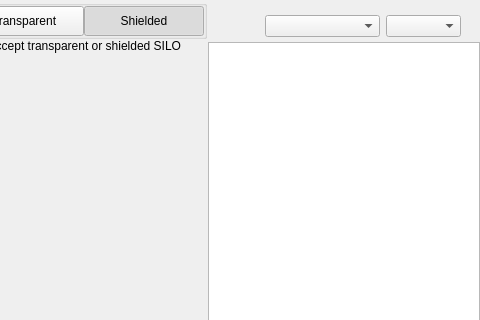
Above: src/qt/seed2need/forms/receivewidget.ui from pandagrows/seed2need-silo-coin before the change; both pictures show x 339 to 819 and y 0 to 320 of the 819 by 629 pixel window. Below: the same form after it.
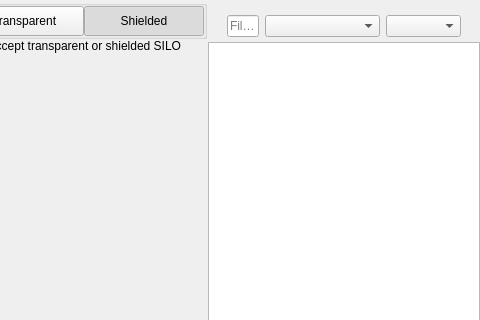
That is the form after the change. Custom widgets are drawn as their Qt base class.

Patch:
```diff
--- a/src/qt/seed2need/forms/receivewidget.ui
+++ b/src/qt/seed2need/forms/receivewidget.ui
@@ -510,14 +510,45 @@
            <property name="bottomMargin">
             <number>5</number>
            </property>
+           <item>
+            <widget class="QLineEdit" name="lineEditFilter">
+             <property name="sizePolicy">
+              <sizepolicy hsizetype="Expanding" vsizetype="Fixed">
+               <horstretch>0</horstretch>
+               <verstretch>0</verstretch>
+              </sizepolicy>
+             </property>
+             <property name="minimumSize">
+              <size>
+               <width>0</width>
+               <height>0</height>
+              </size>
+             </property>
+             <property name="contextMenuPolicy">
+              <enum>Qt::DefaultContextMenu</enum>
+             </property>
+             <property name="acceptDrops">
+              <bool>false</bool>
+             </property>
+             <property name="maxLength">
+              <number>40</number>
+             </property>
+             <property name="placeholderText">
+              <string>Filter</string>
+             </property>
+            </widget>
+           </item>
            <item>
             <spacer name="horizontalSpacer_3">
              <property name="orientation">
               <enum>Qt::Horizontal</enum>
              </property>
+             <property name="sizeType">
+              <enum>QSizePolicy::Preferred</enum>
+             </property>
              <property name="sizeHint" stdset="0">
               <size>
-               <width>40</width>
+               <width>20</width>
                <height>20</height>
               </size>
              </property>
```
Left out of the diff: 5 changed lines with no effect on the pictures.
